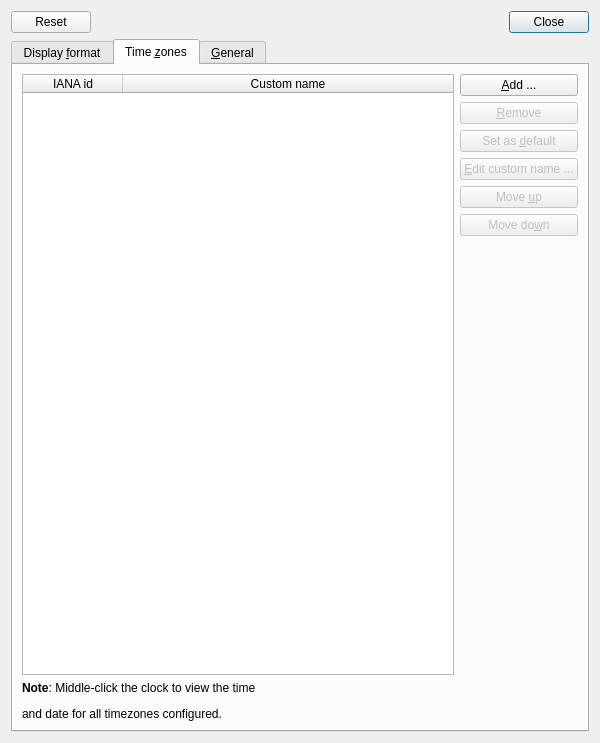
The window that plugin-worldclock/lxqtworldclockconfiguration.ui (lxqt/lxqt-panel) describes before a commit, drawn with Qt 5.
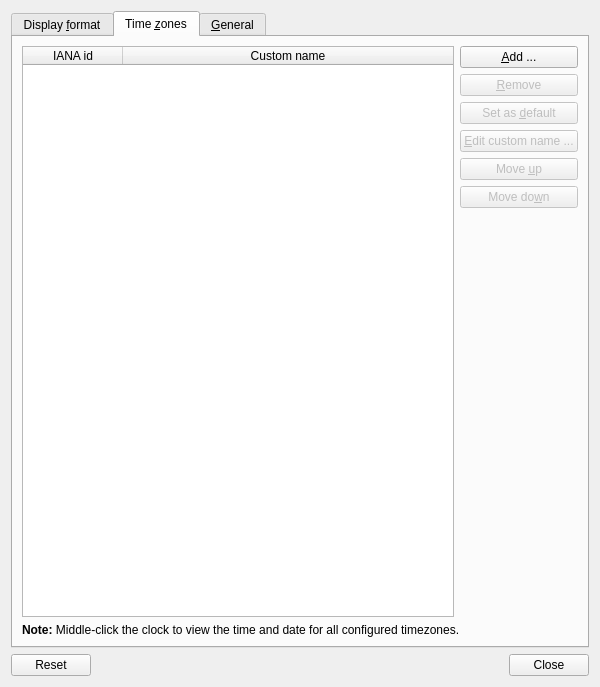
The same window after the commit. The open tabs and pages were chosen to show the change.

```diff
--- a/plugin-worldclock/lxqtworldclockconfiguration.ui
+++ b/plugin-worldclock/lxqtworldclockconfiguration.ui
@@ -7,23 +7,13 @@
     <x>0</x>
     <y>0</y>
     <width>600</width>
-    <height>743</height>
+    <height>687</height>
    </rect>
   </property>
   <property name="windowTitle">
    <string>World Clock Settings</string>
   </property>
   <layout class="QVBoxLayout" name="_6">
-   <item>
-    <widget class="QDialogButtonBox" name="buttons">
-     <property name="orientation">
-      <enum>Qt::Horizontal</enum>
-     </property>
-     <property name="standardButtons">
-      <set>QDialogButtonBox::Close|QDialogButtonBox::Reset</set>
-     </property>
-    </widget>
-   </item>
    <item>
     <widget class="QTabWidget" name="tabWidget">
      <property name="currentIndex">
@@ -413,7 +403,7 @@
        <string>Time &amp;zones</string>
       </attribute>
       <layout class="QGridLayout" name="gridLayout">
-       <item row="0" column="0" rowspan="2">
+       <item row="0" column="0">
         <widget class="QTableWidget" name="timeZonesTW">
          <property name="editTriggers">
           <set>QAbstractItemView::NoEditTriggers</set>
@@ -507,31 +497,28 @@
            </property>
           </widget>
          </item>
-        </layout>
-       </item>
-       <item row="1" column="1">
-        <spacer name="verticalSpacer_2">
+         <item>
+          <spacer name="spacer">
          <property name="orientation">
           <enum>Qt::Vertical</enum>
          </property>
          <property name="sizeHint" stdset="0">
           <size>
-           <width>20</width>
-           <height>362</height>
+             <width>1</width>
+             <height>0</height>
           </size>
          </property>
         </spacer>
        </item>
-       <item row="2" column="0" colspan="2">
+        </layout>
+       </item>
+       <item row="1" column="0" colspan="2">
         <widget class="QLabel" name="label">
-         <property name="sizePolicy">
-          <sizepolicy hsizetype="Preferred" vsizetype="Fixed">
-           <horstretch>0</horstretch>
-           <verstretch>0</verstretch>
-          </sizepolicy>
-         </property>
          <property name="text">
-          <string>&lt;html&gt;&lt;head/&gt;&lt;body&gt;&lt;p&gt;&lt;span style=&quot; font-weight:600;&quot;&gt;Note&lt;/span&gt;: Middle-click the clock to view the time &lt;/p&gt;&lt;p&gt;and date for all timezones configured.&lt;/p&gt;&lt;/body&gt;&lt;/html&gt;</string>
+          <string>&lt;b&gt;Note:&lt;/b&gt; Middle-click the clock to view the time and date for all configured timezones.</string>
+         </property>
+         <property name="wordWrap">
+          <bool>true</bool>
          </property>
         </widget>
        </item>
@@ -586,6 +573,16 @@
      </widget>
     </widget>
    </item>
+   <item>
+    <widget class="QDialogButtonBox" name="buttons">
+     <property name="orientation">
+      <enum>Qt::Horizontal</enum>
+     </property>
+     <property name="standardButtons">
+      <set>QDialogButtonBox::Close|QDialogButtonBox::Reset</set>
+     </property>
+    </widget>
+   </item>
   </layout>
  </widget>
  <tabstops>
```
Left out of the diff: 3 changed lines with no effect on the pictures. Lines whose indentation alone changed are shown as unchanged.
